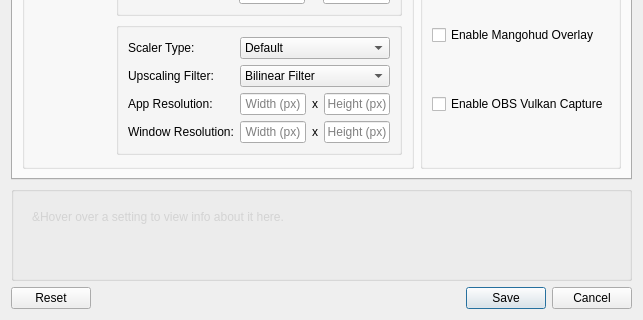
This is neroprefixsettings.ui in keenanweaver/Nero-umu as Qt 5 draws it before an edit; both pictures show x 0 to 643 and y 402 to 722 of the 643 by 722 pixel window. The edited form follows.
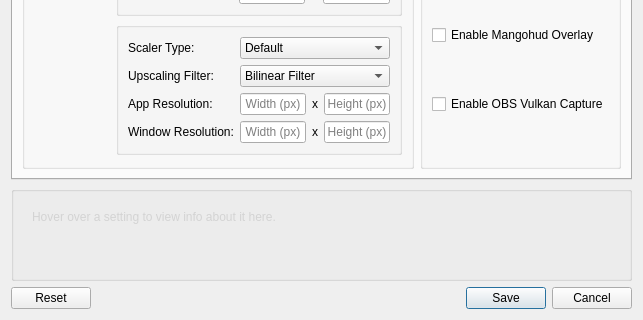
This is the edited form. Icons and pictures are not drawn.

Commit message: Implement one-click Discord RPC bridge

The edit to the form file:
```diff
--- a/neroprefixsettings.ui
+++ b/neroprefixsettings.ui
@@ -1601,7 +1601,7 @@
              <string notr="true">color: lightgray</string>
             </property>
             <property name="text">
-             <string>&amp;Hover over a setting to view info about it here.</string>
+             <string>Hover over a setting to view info about it here.</string>
             </property>
             <property name="alignment">
              <set>Qt::AlignmentFlag::AlignLeading|Qt::AlignmentFlag::AlignLeft|Qt::AlignmentFlag::AlignTop</set>
```
The commit also changes 2 other files.
